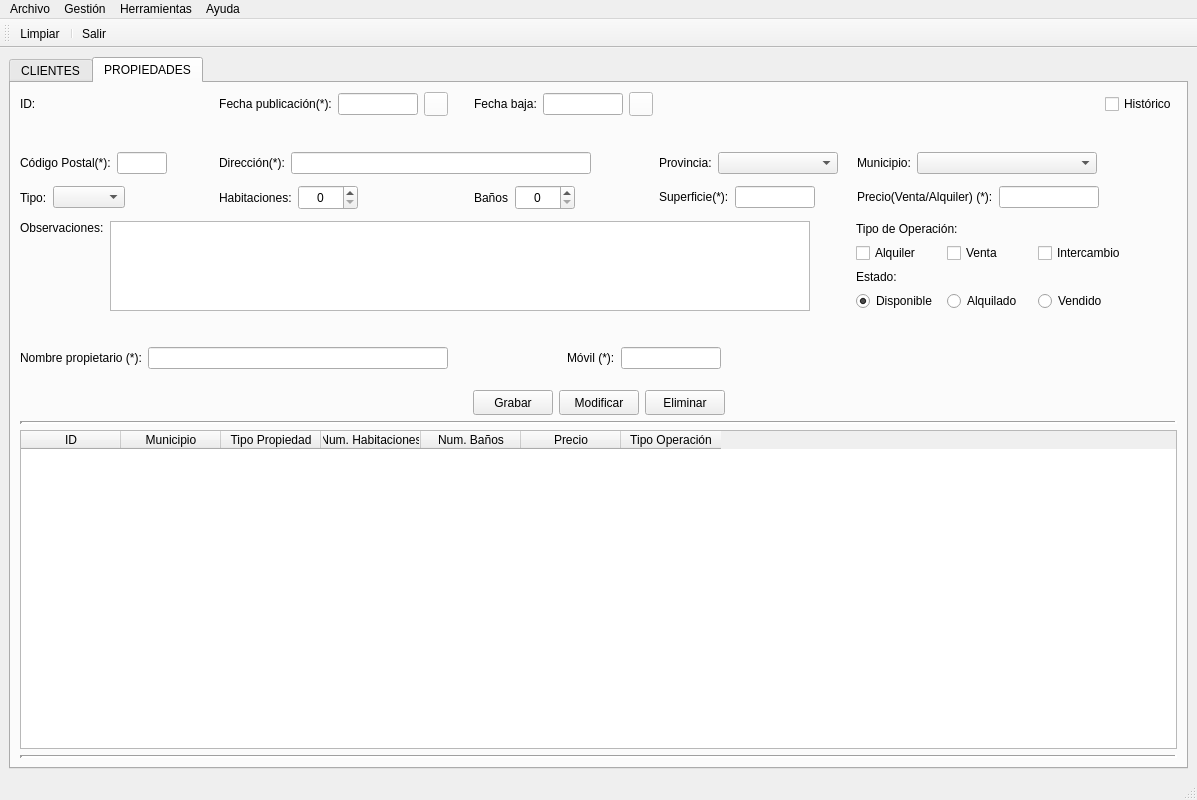
The window that templates/venPrincipal.ui (BuaTeijeiro/ProyectoDI) describes before a commit, drawn with Qt 5.
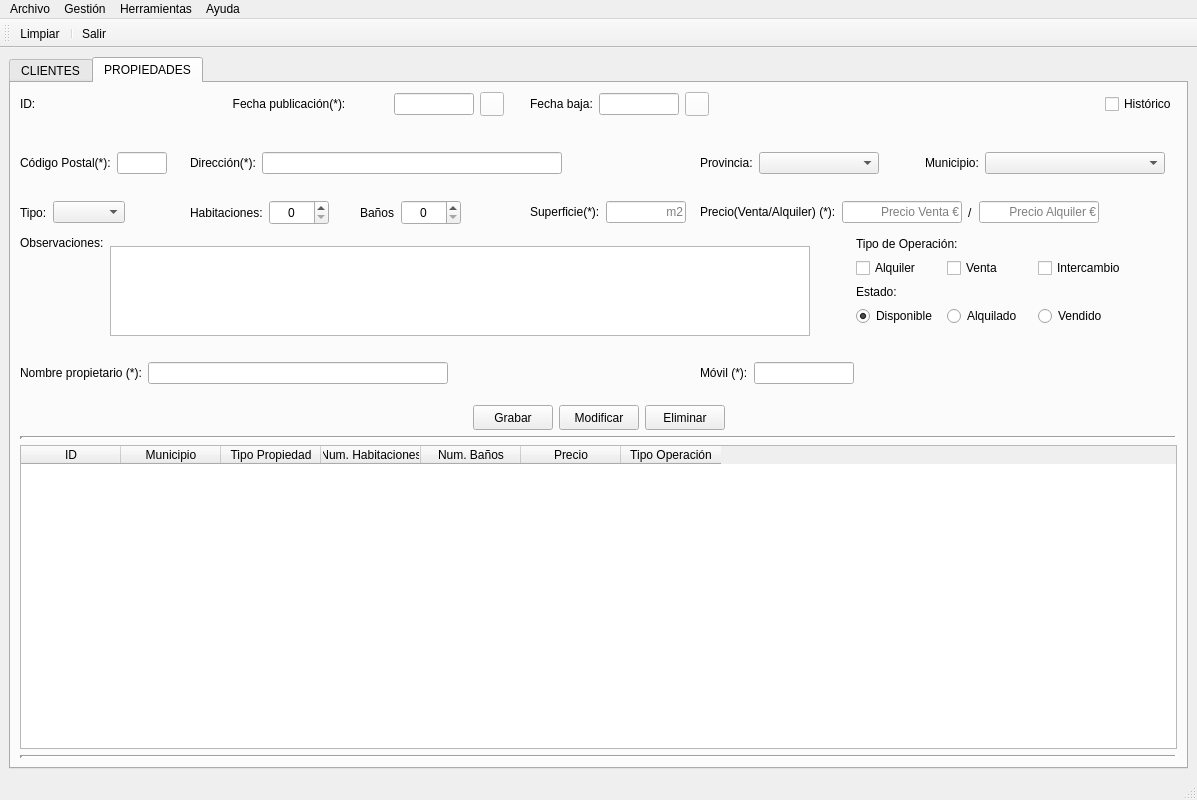
The same window after the commit. Icons and pictures are not drawn.

The edit to the form file:
```diff
--- a/templates/venPrincipal.ui
+++ b/templates/venPrincipal.ui
@@ -804,6 +804,40 @@
           </item>
           <item>
            <layout class="QGridLayout" name="gridLayout_3">
+            <item row="4" column="0">
+             <layout class="QHBoxLayout" name="horizontalLayout_33">
+              <item>
+               <widget class="QLabel" name="label_5">
+                <property name="text">
+                 <string>Tipo:</string>
+                </property>
+               </widget>
+              </item>
+              <item>
+               <widget class="QComboBox" name="cmbTipoprop">
+                <property name="minimumSize">
+                 <size>
+                  <width>0</width>
+                  <height>20</height>
+                 </size>
+                </property>
+               </widget>
+              </item>
+              <item>
+               <spacer name="horizontalSpacer_29">
+                <property name="orientation">
+                 <enum>Qt::Horizontal</enum>
+                </property>
+                <property name="sizeHint" stdset="0">
+                 <size>
+                  <width>10</width>
+                  <height>20</height>
+                 </size>
+                </property>
+               </spacer>
+              </item>
+             </layout>
+            </item>
             <item row="6" column="0" colspan="9">
              <layout class="QGridLayout" name="gridLayout_2">
               <item row="0" column="0" rowspan="4">
@@ -818,8 +852,8 @@
                   </property>
                  </widget>
                 </item>
-                <item alignment="Qt::AlignTop">
-                 <widget class="QTextEdit" name="textComentarioprop">
+                <item>
+                 <widget class="QTextEdit" name="txtComentarioprop">
                   <property name="minimumSize">
                    <size>
                     <width>700</width>
@@ -849,13 +883,6 @@
                 </item>
                </layout>
               </item>
-              <item row="0" column="1">
-               <widget class="QLabel" name="label_3">
-                <property name="text">
-                 <string>Tipo de Operación:</string>
-                </property>
-               </widget>
-              </item>
               <item row="1" column="1">
                <layout class="QHBoxLayout" name="horizontalLayout_25">
                 <item>
@@ -936,10 +963,10 @@
                 </item>
                </layout>
               </item>
-              <item row="2" column="1">
-               <widget class="QLabel" name="label_2">
+              <item row="0" column="1">
+               <widget class="QLabel" name="label_3">
                 <property name="text">
-                 <string>Estado:</string>
+                 <string>Tipo de Operación:</string>
                 </property>
                </widget>
               </item>
@@ -1041,132 +1068,12 @@
                 </item>
                </layout>
               </item>
-             </layout>
-            </item>
-            <item row="2" column="5">
-             <layout class="QHBoxLayout" name="horizontalLayout_20">
-              <item>
-               <widget class="QLabel" name="lblProvprop">
-                <property name="sizePolicy">
-                 <sizepolicy hsizetype="Fixed" vsizetype="Fixed">
-                  <horstretch>0</horstretch>
-                  <verstretch>0</verstretch>
-                 </sizepolicy>
-                </property>
+              <item row="2" column="1">
+               <widget class="QLabel" name="label_2">
                 <property name="text">
-                 <string>Provincia:</string>
+                 <string>Estado:</string>
                 </property>
                </widget>
-              </item>
-              <item>
-               <widget class="QComboBox" name="cmbProvprop">
-                <property name="minimumSize">
-                 <size>
-                  <width>120</width>
-                  <height>0</height>
-                 </size>
-                </property>
-                <property name="maximumSize">
-                 <size>
-                  <width>150</width>
-                  <height>16777215</height>
-                 </size>
-                </property>
-               </widget>
-              </item>
-              <item>
-               <spacer name="horizontalSpacer_16">
-                <property name="orientation">
-                 <enum>Qt::Horizontal</enum>
-                </property>
-                <property name="sizeHint" stdset="0">
-                 <size>
-                  <width>40</width>
-                  <height>20</height>
-                 </size>
-                </property>
-               </spacer>
-              </item>
-             </layout>
-            </item>
-            <item row="0" column="1" colspan="2">
-             <layout class="QHBoxLayout" name="horizontalLayout_23">
-              <item>
-               <widget class="QLabel" name="lblFechaprop">
-                <property name="text">
-                 <string>Fecha publicación(*):</string>
-                </property>
-                <property name="alignment">
-                 <set>Qt::AlignCenter</set>
-                </property>
-               </widget>
-              </item>
-              <item>
-               <widget class="QLineEdit" name="txtFechaprop">
-                <property name="minimumSize">
-                 <size>
-                  <width>80</width>
-                  <height>0</height>
-                 </size>
-                </property>
-                <property name="maximumSize">
-                 <size>
-                  <width>80</width>
-                  <height>16777215</height>
-                 </size>
-                </property>
-                <property name="alignment">
-                 <set>Qt::AlignCenter</set>
-                </property>
-               </widget>
-              </item>
-              <item>
-               <widget class="QPushButton" name="btnFechaprop">
-                <property name="minimumSize">
-                 <size>
-                  <width>24</width>
-                  <height>24</height>
-                 </size>
-                </property>
-                <property name="maximumSize">
-                 <size>
-                  <width>24</width>
-                  <height>24</height>
-                 </size>
-                </property>
-                <property name="styleSheet">
-                 <string notr="true">background-color: #FFF</string>
-                </property>
-                <property name="text">
-                 <string/>
-                </property>
-                <property name="icon">
-                 <iconset>
-                  <normaloff>../img/calendar.ico</normaloff>../img/calendar.ico</iconset>
-                </property>
-                <property name="iconSize">
-                 <size>
-                  <width>24</width>
-                  <height>24</height>
-                 </size>
-                </property>
-               </widget>
-              </item>
-              <item>
-               <spacer name="horizontalSpacer_18">
-                <property name="orientation">
-                 <enum>Qt::Horizontal</enum>
-                </property>
-                <property name="sizeType">
-                 <enum>QSizePolicy::Fixed</enum>
-                </property>
-                <property name="sizeHint" stdset="0">
-                 <size>
-                  <width>20</width>
-                  <height>20</height>
-                 </size>
-                </property>
-               </spacer>
               </item>
              </layout>
             </item>
@@ -1291,55 +1198,6 @@
               </item>
              </layout>
             </item>
-            <item row="4" column="5">
-             <layout class="QHBoxLayout" name="horizontalLayout_29">
-              <item alignment="Qt::AlignLeft">
-               <widget class="QLabel" name="lblSuperprop">
-                <property name="sizePolicy">
-                 <sizepolicy hsizetype="Fixed" vsizetype="Fixed">
-                  <horstretch>0</horstretch>
-                  <verstretch>0</verstretch>
-                 </sizepolicy>
-                </property>
-                <property name="text">
-                 <string>Superficie(*):</string>
-                </property>
-               </widget>
-              </item>
-              <item>
-               <widget class="QLineEdit" name="txtSuperprop">
-                <property name="minimumSize">
-                 <size>
-                  <width>80</width>
-                  <height>0</height>
-                 </size>
-                </property>
-                <property name="maximumSize">
-                 <size>
-                  <width>80</width>
-                  <height>16777215</height>
-                 </size>
-                </property>
-                <property name="alignment">
-                 <set>Qt::AlignRight|Qt::AlignTrailing|Qt::AlignVCenter</set>
-                </property>
-               </widget>
-              </item>
-              <item>
-               <spacer name="horizontalSpacer_23">
-                <property name="orientation">
-                 <enum>Qt::Horizontal</enum>
-                </property>
-                <property name="sizeHint" stdset="0">
-                 <size>
-                  <width>40</width>
-                  <height>20</height>
-                 </size>
-                </property>
-               </spacer>
-              </item>
-             </layout>
-            </item>
             <item row="8" column="0" colspan="4">
              <layout class="QHBoxLayout" name="horizontalLayout_31">
               <item alignment="Qt::AlignLeft">
@@ -1435,43 +1293,6 @@
               </item>
              </layout>
             </item>
-            <item row="4" column="3" colspan="2">
-             <layout class="QHBoxLayout" name="horizontalLayout_17">
-              <item>
-               <widget class="QLabel" name="lblBanosprop">
-                <property name="text">
-                 <string>Baños</string>
-                </property>
-               </widget>
-              </item>
-              <item>
-               <widget class="QSpinBox" name="spinBanosprop">
-                <property name="minimumSize">
-                 <size>
-                  <width>60</width>
-                  <height>25</height>
-                 </size>
-                </property>
-                <property name="alignment">
-                 <set>Qt::AlignCenter</set>
-                </property>
-               </widget>
-              </item>
-              <item>
-               <spacer name="horizontalSpacer_14">
-                <property name="orientation">
-                 <enum>Qt::Horizontal</enum>
-                </property>
-                <property name="sizeHint" stdset="0">
-                 <size>
-                  <width>40</width>
-                  <height>20</height>
-                 </size>
-                </property>
-               </spacer>
-              </item>
-             </layout>
-            </item>
             <item row="3" column="2">
              <spacer name="verticalSpacer_3">
               <property name="orientation">
@@ -1562,7 +1383,104 @@
               </item>
              </layout>
             </item>
-            <item row="2" column="1" colspan="4">
+            <item row="7" column="0">
+             <spacer name="verticalSpacer_2">
+              <property name="orientation">
+               <enum>Qt::Vertical</enum>
+              </property>
+              <property name="sizeType">
+               <enum>QSizePolicy::Fixed</enum>
+              </property>
+              <property name="sizeHint" stdset="0">
+               <size>
+                <width>20</width>
+                <height>30</height>
+               </size>
+              </property>
+             </spacer>
+            </item>
+            <item row="5" column="2">
+             <spacer name="verticalSpacer_4">
+              <property name="orientation">
+               <enum>Qt::Vertical</enum>
+              </property>
+              <property name="sizeType">
+               <enum>QSizePolicy::Fixed</enum>
+              </property>
+              <property name="sizeHint" stdset="0">
+               <size>
+                <width>20</width>
+                <height>5</height>
+               </size>
+              </property>
+             </spacer>
+            </item>
+            <item row="0" column="8">
+             <widget class="QCheckBox" name="chkHistoriacli_2">
+              <property name="sizePolicy">
+               <sizepolicy hsizetype="Fixed" vsizetype="Fixed">
+                <horstretch>0</horstretch>
+                <verstretch>0</verstretch>
+               </sizepolicy>
+              </property>
+              <property name="text">
+               <string>Histórico</string>
+              </property>
+              <property name="checked">
+               <bool>false</bool>
+              </property>
+              <property name="autoRepeat">
+               <bool>false</bool>
+              </property>
+             </widget>
+            </item>
+            <item row="2" column="4" colspan="2">
+             <layout class="QHBoxLayout" name="horizontalLayout_20">
+              <item>
+               <widget class="QLabel" name="lblProvprop">
+                <property name="sizePolicy">
+                 <sizepolicy hsizetype="Fixed" vsizetype="Fixed">
+                  <horstretch>0</horstretch>
+                  <verstretch>0</verstretch>
+                 </sizepolicy>
+                </property>
+                <property name="text">
+                 <string>Provincia:</string>
+                </property>
+               </widget>
+              </item>
+              <item>
+               <widget class="QComboBox" name="cmbProvprop">
+                <property name="minimumSize">
+                 <size>
+                  <width>120</width>
+                  <height>0</height>
+                 </size>
+                </property>
+                <property name="maximumSize">
+                 <size>
+                  <width>150</width>
+                  <height>16777215</height>
+                 </size>
+                </property>
+               </widget>
+              </item>
+              <item>
+               <spacer name="horizontalSpacer_16">
+                <property name="orientation">
+                 <enum>Qt::Horizontal</enum>
+                </property>
+                <property name="sizeHint" stdset="0">
+                 <size>
+                  <width>40</width>
+                  <height>20</height>
+                 </size>
+                </property>
+               </spacer>
+              </item>
+             </layout>
+            </item>
+            <item row="2" column="1" colspan="3">
              <layout class="QHBoxLayout" name="horizontalLayout_27">
               <item alignment="Qt::AlignLeft">
                <widget class="QLabel" name="lblDirprop">
@@ -1608,73 +1526,30 @@
               </item>
              </layout>
             </item>
-            <item row="4" column="0">
-             <layout class="QHBoxLayout" name="horizontalLayout_33">
+            <item row="4" column="2">
+             <layout class="QHBoxLayout" name="horizontalLayout_17">
               <item>
-               <widget class="QLabel" name="label_5">
+               <widget class="QLabel" name="lblBanosprop">
                 <property name="text">
-                 <string>Tipo:</string>
+                 <string>Baños</string>
                 </property>
                </widget>
               </item>
               <item>
-               <widget class="QComboBox" name="comboBox">
+               <widget class="QSpinBox" name="spinBanosprop">
                 <property name="minimumSize">
                  <size>
-                  <width>0</width>
-                  <height>20</height>
+                  <width>60</width>
+                  <height>25</height>
                  </size>
                 </property>
-               </widget>
-              </item>
-              <item>
-               <spacer name="horizontalSpacer_29">
-                <property name="orientation">
-                 <enum>Qt::Horizontal</enum>
+                <property name="alignment">
+                 <set>Qt::AlignCenter</set>
                 </property>
-                <property name="sizeHint" stdset="0">
-                 <size>
-                  <width>10</width>
-                  <height>20</height>
-                 </size>
-                </property>
-               </spacer>
-              </item>
-             </layout>
-            </item>
-            <item row="2" column="6" colspan="2">
-             <layout class="QHBoxLayout" name="horizontalLayout_19">
-              <item alignment="Qt::AlignLeft">
-               <widget class="QLabel" name="lblMuniprop">
-                <property name="sizePolicy">
-                 <sizepolicy hsizetype="Fixed" vsizetype="Fixed">
-                  <horstretch>0</horstretch>
-                  <verstretch>0</verstretch>
-                 </sizepolicy>
-                </property>
-                <property name="text">
-                 <string>Municipio:</string>
-                </property>
                </widget>
               </item>
               <item>
-               <widget class="QComboBox" name="cmbMuniprop">
-                <property name="minimumSize">
-                 <size>
-                  <width>180</width>
-                  <height>0</height>
-                 </size>
-                </property>
-                <property name="maximumSize">
-                 <size>
-                  <width>180</width>
-                  <height>16777215</height>
-                 </size>
-                </property>
-               </widget>
-              </item>
-              <item>
-               <spacer name="horizontalSpacer_27">
+               <spacer name="horizontalSpacer_14">
                 <property name="orientation">
                  <enum>Qt::Horizontal</enum>
                 </property>
@@ -1688,39 +1563,7 @@
               </item>
              </layout>
             </item>
-            <item row="7" column="0">
-             <spacer name="verticalSpacer_2">
-              <property name="orientation">
-               <enum>Qt::Vertical</enum>
-              </property>
-              <property name="sizeType">
-               <enum>QSizePolicy::Fixed</enum>
-              </property>
-              <property name="sizeHint" stdset="0">
-               <size>
-                <width>20</width>
-                <height>30</height>
-               </size>
-              </property>
-             </spacer>
-            </item>
-            <item row="5" column="2">
-             <spacer name="verticalSpacer_4">
-              <property name="orientation">
-               <enum>Qt::Vertical</enum>
-              </property>
-              <property name="sizeType">
-               <enum>QSizePolicy::Fixed</enum>
-              </property>
-              <property name="sizeHint" stdset="0">
-               <size>
-                <width>20</width>
-                <height>5</height>
-               </size>
-              </property>
-             </spacer>
-            </item>
-            <item row="4" column="1" colspan="2">
+            <item row="4" column="1">
              <layout class="QHBoxLayout" name="horizontalLayout_18">
               <item>
                <widget class="QLabel" name="lblHabprop">
@@ -1757,13 +1600,26 @@
               </item>
              </layout>
             </item>
-            <item row="4" column="6" colspan="2">
+            <item row="3" column="0">
+             <spacer name="horizontalSpacer_31">
+              <property name="orientation">
+               <enum>Qt::Horizontal</enum>
+              </property>
+              <property name="sizeHint" stdset="0">
+               <size>
+                <width>40</width>
+                <height>20</height>
+               </size>
+              </property>
+             </spacer>
+            </item>
+            <item row="4" column="4" colspan="4">
              <layout class="QHBoxLayout" name="horizontalLayout_30">
               <item alignment="Qt::AlignLeft">
                <widget class="QLabel" name="lblPrecioprop">
                 <property name="sizePolicy">
                  <sizepolicy hsizetype="Fixed" vsizetype="Fixed">
-                  <horstretch>0</horstretch>
+                  <horstretch>250</horstretch>
                   <verstretch>0</verstretch>
                  </sizepolicy>
                 </property>
@@ -1773,21 +1629,53 @@
                </widget>
               </item>
               <item>
-               <widget class="QLineEdit" name="txtPrecioprop">
+               <widget class="QLineEdit" name="txtPrecioventaprop">
                 <property name="minimumSize">
                  <size>
-                  <width>100</width>
+                  <width>120</width>
                   <height>0</height>
                  </size>
                 </property>
                 <property name="maximumSize">
                  <size>
-                  <width>100</width>
+                  <width>120</width>
                   <height>16777215</height>
                  </size>
                 </property>
                 <property name="alignment">
                  <set>Qt::AlignRight|Qt::AlignTrailing|Qt::AlignVCenter</set>
+                </property>
+                <property name="placeholderText">
+                 <string>Precio Venta €</string>
+                </property>
+               </widget>
+              </item>
+              <item>
+               <widget class="QLabel" name="label_6">
+                <property name="text">
+                 <string>/</string>
+                </property>
+               </widget>
+              </item>
+              <item>
+               <widget class="QLineEdit" name="txtPrecioalquilerprop">
+                <property name="sizePolicy">
+                 <sizepolicy hsizetype="Expanding" vsizetype="Fixed">
+                  <horstretch>100</horstretch>
+                  <verstretch>0</verstretch>
+                 </sizepolicy>
+                </property>
+                <property name="minimumSize">
+                 <size>
+                  <width>120</width>
+                  <height>0</height>
+                 </size>
+                </property>
+                <property name="alignment">
+                 <set>Qt::AlignRight|Qt::AlignTrailing|Qt::AlignVCenter</set>
+                </property>
+                <property name="placeholderText">
+                 <string>Precio Alquiler €</string>
                 </property>
                </widget>
               </item>
@@ -1806,8 +1694,10 @@
               </item>
              </layout>
             </item>
-            <item row="0" column="8">
-             <widget class="QCheckBox" name="chkHistoriacli_2">
+            <item row="4" column="3">
+             <layout class="QHBoxLayout" name="horizontalLayout_29">
+              <item alignment="Qt::AlignLeft">
+               <widget class="QLabel" name="lblSuperprop">
               <property name="sizePolicy">
                <sizepolicy hsizetype="Fixed" vsizetype="Fixed">
                 <horstretch>0</horstretch>
@@ -1815,15 +1705,173 @@
                </sizepolicy>
               </property>
               <property name="text">
-               <string>Histórico</string>
-              </property>
-              <property name="checked">
-               <bool>false</bool>
-              </property>
-              <property name="autoRepeat">
-               <bool>false</bool>
-              </property>
-             </widget>
+                 <string>Superficie(*):</string>
+                </property>
+               </widget>
+              </item>
+              <item>
+               <widget class="QLineEdit" name="txtSuperprop">
+                <property name="minimumSize">
+                 <size>
+                  <width>80</width>
+                  <height>0</height>
+                 </size>
+                </property>
+                <property name="maximumSize">
+                 <size>
+                  <width>80</width>
+                  <height>16777215</height>
+                 </size>
+                </property>
+                <property name="alignment">
+                 <set>Qt::AlignRight|Qt::AlignTrailing|Qt::AlignVCenter</set>
+                </property>
+                <property name="placeholderText">
+                 <string>m2</string>
+                </property>
+               </widget>
+              </item>
+              <item>
+               <spacer name="horizontalSpacer_23">
+                <property name="orientation">
+                 <enum>Qt::Horizontal</enum>
+                </property>
+                <property name="sizeHint" stdset="0">
+                 <size>
+                  <width>40</width>
+                  <height>20</height>
+                 </size>
+                </property>
+               </spacer>
+              </item>
+             </layout>
+            </item>
+            <item row="2" column="6" colspan="3">
+             <layout class="QHBoxLayout" name="horizontalLayout_19">
+              <item alignment="Qt::AlignLeft">
+               <widget class="QLabel" name="lblMuniprop">
+                <property name="sizePolicy">
+                 <sizepolicy hsizetype="Fixed" vsizetype="Fixed">
+                  <horstretch>0</horstretch>
+                  <verstretch>0</verstretch>
+                 </sizepolicy>
+                </property>
+                <property name="text">
+                 <string>Municipio:</string>
+                </property>
+               </widget>
+              </item>
+              <item>
+               <widget class="QComboBox" name="cmbMuniprop">
+                <property name="minimumSize">
+                 <size>
+                  <width>180</width>
+                  <height>0</height>
+                 </size>
+                </property>
+                <property name="maximumSize">
+                 <size>
+                  <width>180</width>
+                  <height>16777215</height>
+                 </size>
+                </property>
+               </widget>
+              </item>
+              <item>
+               <spacer name="horizontalSpacer_27">
+                <property name="orientation">
+                 <enum>Qt::Horizontal</enum>
+                </property>
+                <property name="sizeHint" stdset="0">
+                 <size>
+                  <width>40</width>
+                  <height>20</height>
+                 </size>
+                </property>
+               </spacer>
+              </item>
+             </layout>
+            </item>
+            <item row="0" column="1" colspan="2">
+             <layout class="QHBoxLayout" name="horizontalLayout_23">
+              <item>
+               <widget class="QLabel" name="lblFechaprop">
+                <property name="text">
+                 <string>Fecha publicación(*):</string>
+                </property>
+                <property name="alignment">
+                 <set>Qt::AlignCenter</set>
+                </property>
+               </widget>
+              </item>
+              <item>
+               <widget class="QLineEdit" name="txtFechaprop">
+                <property name="minimumSize">
+                 <size>
+                  <width>80</width>
+                  <height>0</height>
+                 </size>
+                </property>
+                <property name="maximumSize">
+                 <size>
+                  <width>80</width>
+                  <height>16777215</height>
+                 </size>
+                </property>
+                <property name="alignment">
+                 <set>Qt::AlignCenter</set>
+                </property>
+               </widget>
+              </item>
+              <item>
+               <widget class="QPushButton" name="btnFechaprop">
+                <property name="minimumSize">
+                 <size>
+                  <width>24</width>
+                  <height>24</height>
+                 </size>
+                </property>
+                <property name="maximumSize">
+                 <size>
+                  <width>24</width>
+                  <height>24</height>
+                 </size>
+                </property>
+                <property name="styleSheet">
+                 <string notr="true">background-color: #FFF</string>
+                </property>
+                <property name="text">
+                 <string/>
+                </property>
+                <property name="icon">
+                 <iconset>
+                  <normaloff>../img/calendar.ico</normaloff>../img/calendar.ico</iconset>
+                </property>
+                <property name="iconSize">
+                 <size>
+                  <width>24</width>
+                  <height>24</height>
+                 </size>
+                </property>
+               </widget>
+              </item>
+              <item>
+               <spacer name="horizontalSpacer_18">
+                <property name="orientation">
+                 <enum>Qt::Horizontal</enum>
+                </property>
+                <property name="sizeType">
+                 <enum>QSizePolicy::Fixed</enum>
+                </property>
+                <property name="sizeHint" stdset="0">
+                 <size>
+                  <width>20</width>
+                  <height>20</height>
+                 </size>
+                </property>
+               </spacer>
+              </item>
+             </layout>
             </item>
            </layout>
           </item>
```
Lines whose indentation alone changed are shown as unchanged.
